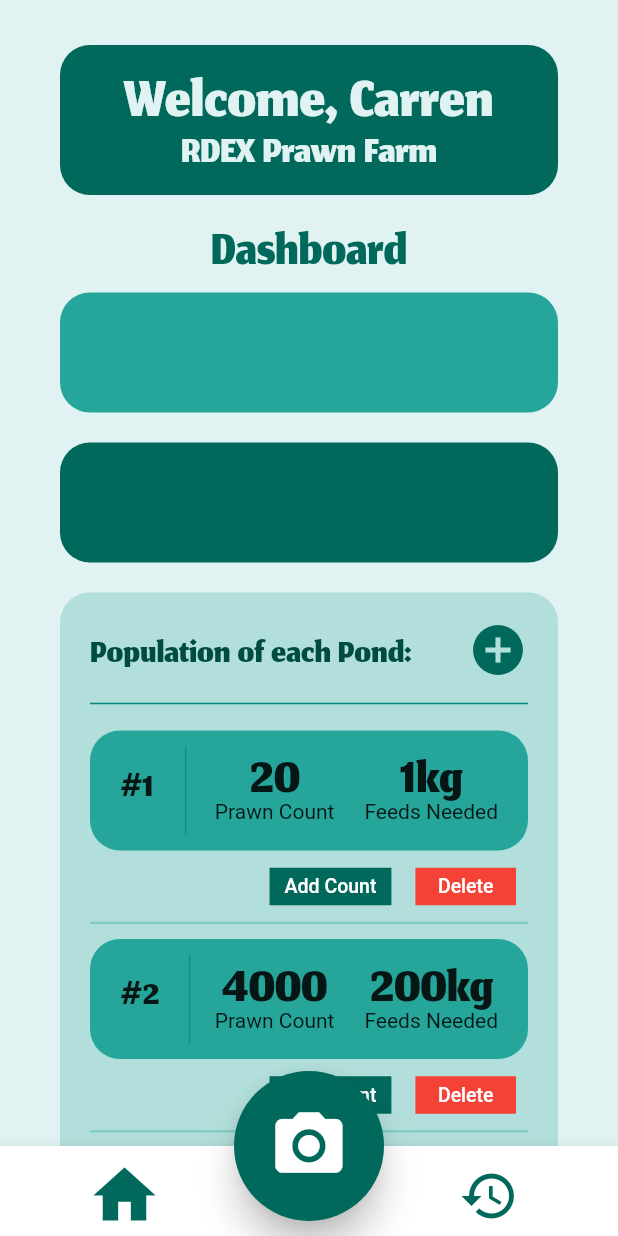
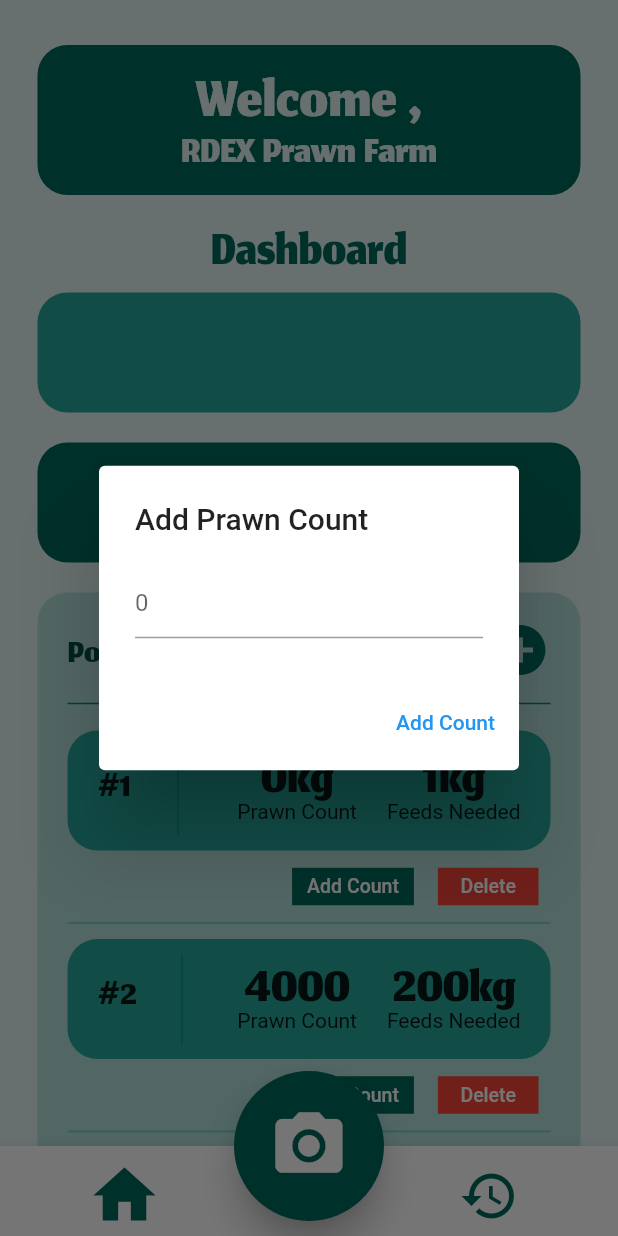
Before and after one commit to CarReign/Prawn-Larvae-Counter-App, a Flutter app: the HomePage screen opened by its route, after a tap on "Add Count", on a phone screen of 412 x 824 dp. Run offline on Flutter 3.47's test engine with Material 2 defaults, Android fonts, the light colour scheme and no system bars; our stand-ins replace image_picker; missing offline and left inert: mysql1; project files that could hold a hidden picture were left out.

Commit message:
added add count form and adjusted the alignment

```diff
--- /dev/null
+++ b/prawn_larvae_counter/lib/logic/models/mysql.dart
@@ -0,0 +1,23 @@
+import 'package:mysql1/mysql1.dart';
+import 'dart:async';
+
+class Mysql {
+  static String host = '192.168.1.5',
+                user = 'root',
+                password = '',
+                db = 'inventory_man_system';
+  static int port = 3306;
+
+  Mysql();
+
+  Future<MySqlConnection> getConnection() async {
+    var settings = new ConnectionSettings(
+      host: host,
+      port: port,
+      user: user,
+      password: password,
+      db: db
+    );
+    return await MySqlConnection.connect(settings);
+  }
+}
--- a/prawn_larvae_counter/lib/pages/home_page.dart
+++ b/prawn_larvae_counter/lib/pages/home_page.dart
@@ -5,6 +5,8 @@ import 'dart:io';
 import 'package:path/path.dart';
 import 'package:path_provider/path_provider.dart';
 import 'dart:async';
+
+import 'package:prawn_larvae_counter/logic/models/mysql.dart';
 
 
 class HomePage extends StatefulWidget {
@@ -14,6 +16,22 @@ class HomePage extends StatefulWidget {
 }
 
 class _HomePageState extends State<HomePage> {
+  var db = new Mysql();
+  var name = '';
+  void _getName() {
+    db.getConnection().then((conn) {
+      String sql = 'select name from users where user_id = 1;';
+      conn.query(sql).then((results) {
+        for(var row in results){
+          setState(() {
+            name = row[0];
+          });
+        }
+      }
+      );
+    });
+  }
+
 
   File? _image;
   Future getImage() async {
@@ -37,8 +55,38 @@ class _HomePageState extends State<HomePage> {
     return File(imagePath).copy(image.path);
   }
 
+  TextEditingController prawn_countController = TextEditingController();
+
+  String prawn_count = '0';
+
   @override
   Widget build(BuildContext context) {
+    void addCount() {
+      Navigator.of(context).pop(prawn_countController.text);
+    }
+    Future<String?> showForm() => showDialog<String>(
+        context: context,
+        builder: (context) {
+          return AlertDialog(
+            title: Text("Add Prawn Count"),
+            content: TextField(
+              controller: prawn_countController,
+              decoration: InputDecoration(
+                hintText: prawn_count
+              ),
+            ),
+            actions: [
+              TextButton(
+                  onPressed: () {
+                    addCount();
+                  },
+                  child: Text("Add Count"))
+            ],
+          );
+        }
+        );
+
+
     return Scaffold(
 
       backgroundColor: Colors.teal[50],
@@ -51,14 +99,14 @@ class _HomePageState extends State<HomePage> {
                   borderRadius: BorderRadius.circular(20.0),
                   color: Colors.teal[800],
                 ),
-                margin: const EdgeInsets.fromLTRB(40.0, 30.0, 40.0, 0),
+                margin: const EdgeInsets.fromLTRB(25.0, 30.0, 25.0, 0),
                 height: 100.0,
                 padding: const EdgeInsets.fromLTRB(20.0, 10.0, 20.0, 10.0),
                 child: Column(
                   children: [
                     Center(
                       child: Text(
-                        "Welcome, Carren",
+                        "Welcome $name,",
                         style: TextStyle(
                           color: Colors.teal[50],
                           fontSize: 60.0,
@@ -81,7 +129,7 @@ class _HomePageState extends State<HomePage> {
                   ],
                 ),
               ),
-              SizedBox(height: 15.0,),
+              const SizedBox(height: 15.0,),
               Text(
                 "Dashboard",
                 style: TextStyle(
@@ -95,17 +143,17 @@ class _HomePageState extends State<HomePage> {
                   borderRadius: BorderRadius.circular(20.0),
                   color: Colors.teal[400],
                 ),
-                margin: const EdgeInsets.fromLTRB(40.0, 00.0, 40.0, 0),
+                margin: const EdgeInsets.fromLTRB(25.0, 00.0, 25.0, 0),
                 height: 80.0,
                 padding: const EdgeInsets.fromLTRB(20.0, 10.0, 20.0, 10.0),
               ),
-              SizedBox(height: 20.0,),
+              const SizedBox(height: 20.0,),
               Container(
                 decoration: BoxDecoration(
                   borderRadius: BorderRadius.circular(20.0),
                   color: Colors.teal[800],
                 ),
-                margin: const EdgeInsets.fromLTRB(40.0, 00.0, 40.0, 0),
+                margin: const EdgeInsets.fromLTRB(25.0, 00.0, 25.0, 0),
                 height: 80.0,
                 padding: const EdgeInsets.fromLTRB(20.0, 10.0, 20.0, 10.0),
               ),
@@ -115,7 +163,7 @@ class _HomePageState extends State<HomePage> {
                   borderRadius: BorderRadius.circular(20.0),
                   color: Colors.teal[100],
                 ),
-                margin: const EdgeInsets.fromLTRB(40.0, 00.0, 40.0, 0),
+                margin: const EdgeInsets.fromLTRB(25.0, 00.0, 25.0, 0),
                 height: 800.0,
                 padding: const EdgeInsets.fromLTRB(20.0, 10.0, 20.0, 10.0),
                 child: Column(
@@ -138,8 +186,8 @@ class _HomePageState extends State<HomePage> {
                             ),
                           ),
                           Container(
-                            padding: EdgeInsets.fromLTRB(10.0, 0.0, 0.0, 8.0),
-                            child: IconButton(onPressed: () {},
+                            padding: const EdgeInsets.fromLTRB(10.0, 0.0, 0.0, 8.0),
+                            child: IconButton(onPressed: _getName,
                                 icon: Icon(Icons.add_circle,
                                   color: Colors.teal[800],
                                   size: 40.0,
@@ -169,7 +217,7 @@ class _HomePageState extends State<HomePage> {
                             margin: const EdgeInsets.fromLTRB(0.0, 00.0, 0.0, 0),
                             height: 80.0,
                             padding: const EdgeInsets.fromLTRB(20.0, 10.0, 20.0, 10.0),
-                            child: const Row(
+                            child: Row(
                               mainAxisAlignment: MainAxisAlignment.spaceBetween,
                               children: <Widget>[
                                 Padding(
@@ -194,7 +242,7 @@ class _HomePageState extends State<HomePage> {
                                   children: <Widget>[
                                     Column(
                                       children: <Widget>[
-                                        Text("20",
+                                        Text('$prawn_count' + 'kg',
                                           style: TextStyle(
                                             fontSize: 50.0,
                                             fontFamily: 'Jomhuria',
@@ -237,7 +285,13 @@ class _HomePageState extends State<HomePage> {
                               Row(
                                 children: <Widget>[
                                   TextButton(
-                                    onPressed: () {},
+                                    onPressed: () async {
+                                      final prawn_count = await showForm();
+                                      if (prawn_count == null || prawn_count.isEmpty) return;
+                                      setState(() {
+                                        this.prawn_count = prawn_count;
+                                      });
+                                      },
                                     child: Container(
                                       color: Colors.teal[800],
                                       margin: const EdgeInsets.fromLTRB(0, 0, 0, 0),
@@ -393,7 +447,7 @@ class _HomePageState extends State<HomePage> {
                     ? Image.file(_image!,
                     width: 250,
                     height: 250,
-                    fit: BoxFit.cover) : Text("E show sa nako diri ang image para makita jud na gi store sya sa _image variable, tho balak nako na himoon syang global na variable or what para ma access sya sa results page and didto sya e preview ang image"),
+                    fit: BoxFit.cover) : const Text("E show sa nako diri ang image para makita jud na gi store sya sa _image variable, tho balak nako na himoon syang global na variable or what para ma access sya sa results page and didto sya e preview ang image"),
                     const SizedBox(
                       height: 10.0,
                     ),
@@ -407,17 +461,17 @@ class _HomePageState extends State<HomePage> {
           ),
         ),
       ),
-      floatingActionButton: Container(
+      floatingActionButton: SizedBox(
         height: 100.0,
         child: FittedBox(
           child: FloatingActionButton(
             elevation: 10.0,
             backgroundColor: Colors.teal[800],
             onPressed: getImage,
-            child: Container(
+            child: const SizedBox(
               height: 200.0,
               width: 200.0,
-              child: const Icon(Icons.camera_alt,
+              child: Icon(Icons.camera_alt,
                 size: 30.0,
               ),
             ),
@@ -432,7 +486,7 @@ class _HomePageState extends State<HomePage> {
 
           children: <Widget>[
             Container(
-              padding: EdgeInsets.fromLTRB(50.0, 0, 60.0, 30.0),
+              padding: const EdgeInsets.fromLTRB(50.0, 0, 60.0, 30.0),
               child: IconButton(
                 icon: Icon(Icons.home,
                     size: 50.0,
@@ -444,7 +498,7 @@ class _HomePageState extends State<HomePage> {
               ),
             ),
             Container(
-              padding: EdgeInsets.fromLTRB(140.0, 5.0, 50.0, 25.0),
+              padding: const EdgeInsets.fromLTRB(140.0, 5.0, 50.0, 25.0),
               child: IconButton(
                 icon: Icon(Icons.history,
                   size: 40.0,
@@ -459,5 +513,7 @@ class _HomePageState extends State<HomePage> {
         ),
       ),
     );
+
+
   }
 }
--- a/prawn_larvae_counter/lib/pages/results_page.dart
+++ b/prawn_larvae_counter/lib/pages/results_page.dart
@@ -17,7 +17,8 @@ class _ResultsPageState extends State<ResultsPage> {
         backgroundColor: Colors.teal[50],
         elevation: 0,
       ),
-      body: Center(
+      body: SingleChildScrollView(
+        child: Center(
           child: Column(
             children: <Widget>[
               Container(
@@ -159,6 +160,7 @@ class _ResultsPageState extends State<ResultsPage> {
             ],
           ),
         ),
+      ),
     );
   }
 }
```
Also changed, not shown: prawn_larvae_counter/lib/pages/login_page.dart (+20 -7 lines), prawn_larvae_counter/lib/pages/signin_page.dart (+20 -7 lines), prawn_larvae_counter/lib/pages/welcome_page.dart (+14 -9 lines), prawn_larvae_counter/pubspec.yaml (+10 -1 lines), prawn_larvae_counter/fonts/Inter-Regular.ttf (added), prawn_larvae_counter/fonts/LEMONMILK-Medium.otf (added), prawn_larvae_counter/pubspec.lock. Lines whose indentation alone changed are shown as unchanged.
